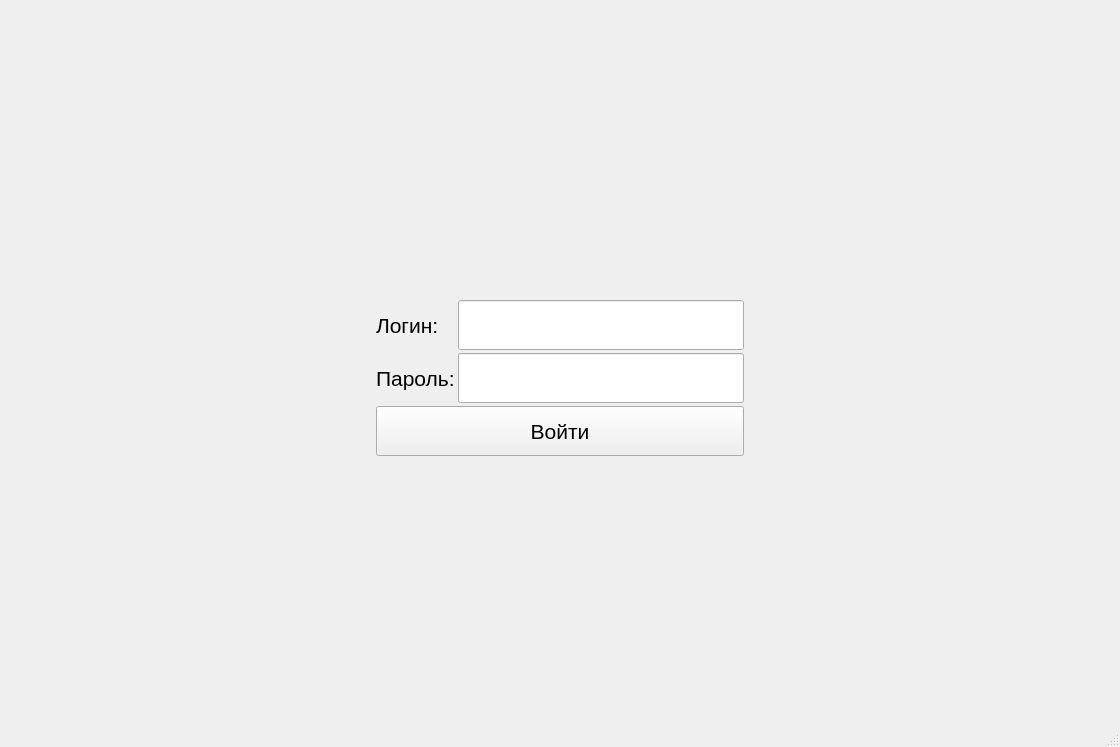
Before: the Qt Designer form ui/operation/main.ui in Meller008/CRM-Avi, drawn with Qt 5.
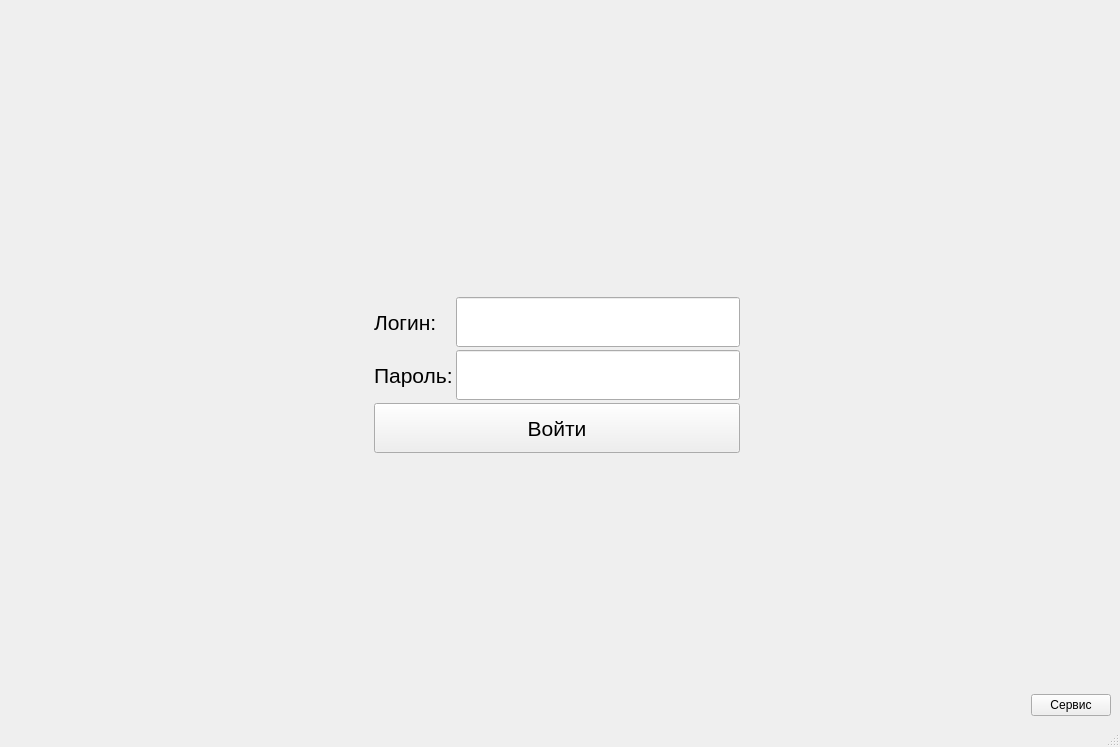
After: the same form once the commit is applied.

Commit message: Работа - Поправка ввода операций, таймер + кнопка выхода

What changed in the file:
```diff
--- a/ui/operation/main.ui
+++ b/ui/operation/main.ui
@@ -203,6 +203,43 @@
           </property>
          </widget>
         </item>
+        <item row="3" column="2">
+         <layout class="QGridLayout" name="gridLayout_19">
+          <item row="1" column="1">
+           <widget class="QPushButton" name="pushButton_11">
+            <property name="text">
+             <string>Сервис</string>
+            </property>
+           </widget>
+          </item>
+          <item row="1" column="0">
+           <spacer name="horizontalSpacer_12">
+            <property name="orientation">
+             <enum>Qt::Horizontal</enum>
+            </property>
+            <property name="sizeHint" stdset="0">
+             <size>
+              <width>40</width>
+              <height>20</height>
+             </size>
+            </property>
+           </spacer>
+          </item>
+          <item row="0" column="1">
+           <spacer name="verticalSpacer_13">
+            <property name="orientation">
+             <enum>Qt::Vertical</enum>
+            </property>
+            <property name="sizeHint" stdset="0">
+             <size>
+              <width>20</width>
+              <height>40</height>
+             </size>
+            </property>
+           </spacer>
+          </item>
+         </layout>
+        </item>
        </layout>
       </widget>
       <widget class="QWidget" name="p_main">
```
Left out of the diff: 105 changed lines with no effect on the pictures. The commit also changes 1 other file.
